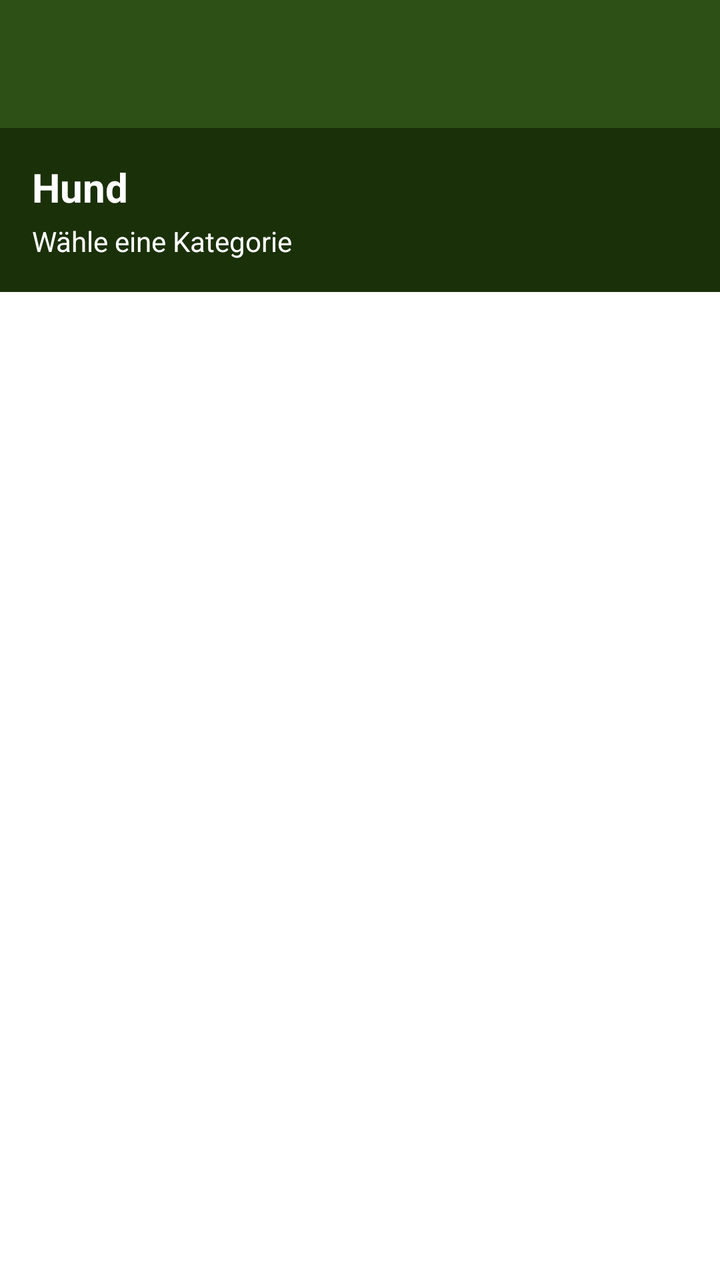
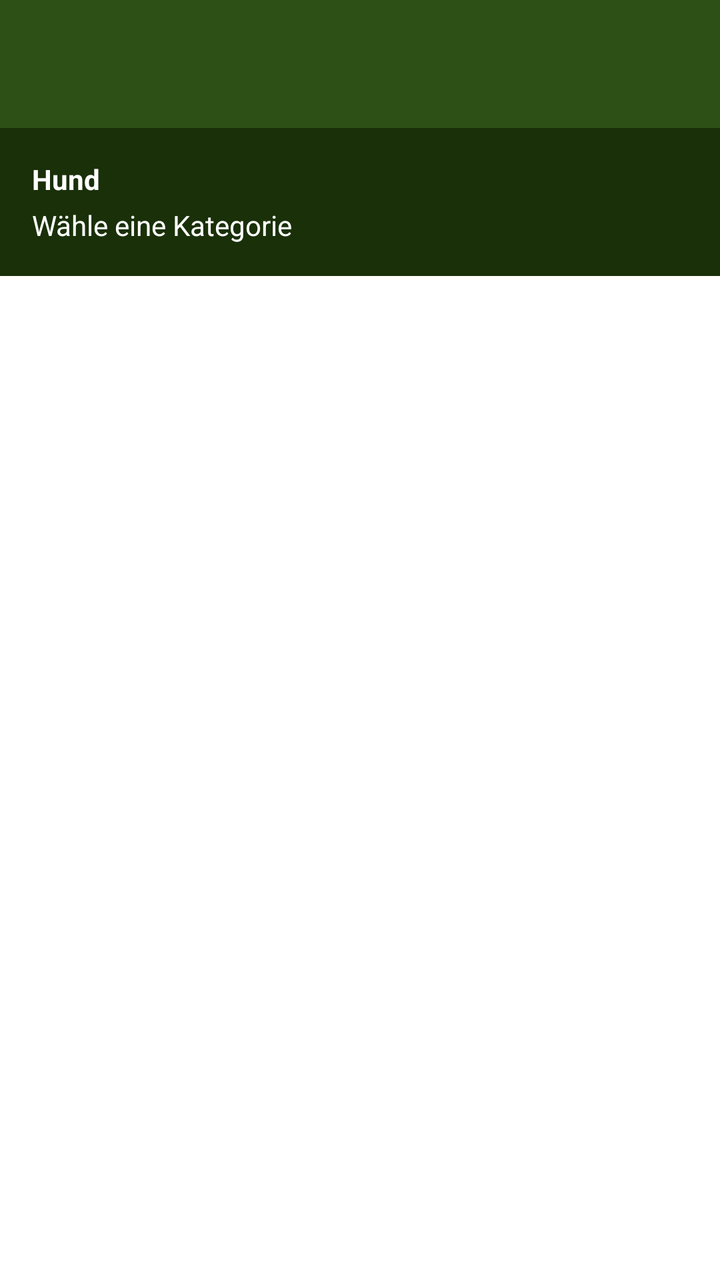

Before-and-after screenshots of an Android layout around one commit, followed by the original layout XML and the change that was made.
<!-- AndroidManifest.xml: activity theme Theme.HundeWildnis -->
<!-- res/layout/activity_category_list.xml -->
<?xml version="1.0" encoding="utf-8"?>
<androidx.coordinatorlayout.widget.CoordinatorLayout xmlns:android="http://schemas.android.com/apk/res/android"
    xmlns:app="http://schemas.android.com/apk/res-auto"
    android:layout_width="match_parent"
    android:layout_height="match_parent">

    <com.google.android.material.appbar.AppBarLayout
        android:layout_width="match_parent"
        android:layout_height="wrap_content"
        android:fitsSystemWindows="true">

        <androidx.appcompat.widget.Toolbar
            android:id="@+id/toolbar"
            android:layout_width="match_parent"
            android:layout_height="?attr/actionBarSize"
            android:background="?attr/colorPrimary"
            android:theme="@style/ThemeOverlay.AppCompat.Dark.ActionBar" />
    </com.google.android.material.appbar.AppBarLayout>

    <LinearLayout
        android:layout_width="match_parent"
        android:layout_height="match_parent"
        android:orientation="vertical"
        app:layout_behavior="@string/appbar_scrolling_view_behavior">

        
        <LinearLayout
            android:layout_width="match_parent"
            android:layout_height="wrap_content"
            android:orientation="vertical"
            android:padding="16dp"
            android:background="?attr/colorPrimaryVariant">

            <TextView
                android:id="@+id/tvDogName"
                android:layout_width="match_parent"
                android:layout_height="wrap_content"
                android:text="Hund"
                android:textSize="20sp"
                android:textStyle="bold"
                android:textColor="?attr/colorOnPrimary" />

            <TextView
                android:id="@+id/tvDogInfo"
                android:layout_width="match_parent"
                android:layout_height="wrap_content"
                android:text="Wähle eine Kategorie"
                android:textSize="14sp"
                android:textColor="?attr/colorOnPrimary"
                android:layout_marginTop="4dp" />
        </LinearLayout>

        
        <androidx.recyclerview.widget.RecyclerView
            android:id="@+id/rvCategories"
            android:layout_width="match_parent"
            android:layout_height="match_parent"
            android:padding="8dp"
            android:clipToPadding="false" />

    </LinearLayout>

</androidx.coordinatorlayout.widget.CoordinatorLayout>
<!-- resources referenced by this layout -->
<resources>
  <style name="Base.Theme.HundeWildnis" parent="Theme.Material3.Light.NoActionBar">
          <item name="colorPrimary">#2d5016</item>
          <item name="colorPrimaryVariant">#1a3009</item>
          <item name="colorOnPrimary">#FFFFFF</item>
          <item name="colorSecondary">#6b8e4e</item>
          <item name="colorSecondaryVariant">#4a6135</item>
          <item name="colorOnSecondary">#000000</item>
          <item name="android:statusBarColor">?attr/colorPrimaryVariant</item>
  
          <item name="android:navigationBarColor">@android:color/transparent</item>
          <item name="android:windowLightStatusBar">true</item>
          <item name="android:windowLightNavigationBar">true</item>
          <item name="android:enforceNavigationBarContrast" tools:targetApi="q">false</item>
          <item name="android:enforceStatusBarContrast" tools:targetApi="q">false</item>
  
          
          <item name="colorAccent">#2d5016</item>
          <item name="android:textColorPrimary">#000000</item>
  
          
          <item name="materialAlertDialogTheme">@style/AlertDialogTheme</item>
  
          
          <item name="actionMenuTextColor">#FFFFFF</item>
  
          
          <item name="android:windowBackground">#FFFFFF</item>
          <item name="android:colorBackground">#FFFFFF</item>
      </style>
  <style name="AlertDialogTheme" parent="ThemeOverlay.Material3.MaterialAlertDialog">
          
          <item name="colorSurface">#FFFFFF</item>
  
          
          <item name="colorOnSurface">#000000</item>
          <item name="android:textColorPrimary">#000000</item>
  
          
          <item name="buttonBarPositiveButtonStyle">@style/DialogButtonStyle.Light</item>
          <item name="buttonBarNegativeButtonStyle">@style/DialogButtonStyle.Light</item>
          <item name="buttonBarNeutralButtonStyle">@style/DialogButtonStyle.Light</item>
      </style>
  <style name="DialogButtonStyle.Light" parent="Widget.Material3.Button.TextButton.Dialog">
          
          <item name="android:textColor">#2d5016</item>
  
          
          <item name="backgroundTint">@android:color/transparent</item>
  
          
          <item name="rippleColor">#332d5016</item>
      </style>
  <!-- unchanged entries left out for length: 1 -->
</resources>

<!-- the commit's change to res/layout/activity_category_list.xml (unified diff, before → after) -->
@@ -4,10 +4,10 @@
     android:layout_width="match_parent"
     android:layout_height="match_parent">
 
-    <com.google.android.material.appbar.AppBarLayout
+    <com.google.android.material.appbar.AppBarLayout android:id="@+id/appbar"
         android:layout_width="match_parent"
         android:layout_height="wrap_content"
-        android:fitsSystemWindows="true">
+        android:fitsSystemWindows="false">
 
         <androidx.appcompat.widget.Toolbar
             android:id="@+id/toolbar"
@@ -36,7 +36,7 @@
                 android:layout_width="match_parent"
                 android:layout_height="wrap_content"
                 android:text="Hund"
-                android:textSize="20sp"
+                android:textSize="@dimen/text_body_medium"
                 android:textStyle="bold"
                 android:textColor="?attr/colorOnPrimary" />
 
@@ -45,7 +45,7 @@
                 android:layout_width="match_parent"
                 android:layout_height="wrap_content"
                 android:text="Wähle eine Kategorie"
-                android:textSize="14sp"
+                android:textSize="@dimen/text_body_medium"
                 android:textColor="?attr/colorOnPrimary"
                 android:layout_marginTop="4dp" />
         </LinearLayout>
<!-- resource entries referenced after the edit -->
@@ -1,17 +1,21 @@
 <!-- resources referenced by this layout -->
 <resources>
+  <dimen name="text_body_medium">14sp</dimen>
   <style name="Base.Theme.HundeWildnis" parent="Theme.Material3.Light.NoActionBar">
+          
+          <item name="materialButtonStyle">@style/Widget.App.Button</item>
+  
           <item name="colorPrimary">#2d5016</item>
           <item name="colorPrimaryVariant">#1a3009</item>
           <item name="colorOnPrimary">#FFFFFF</item>
           <item name="colorSecondary">#6b8e4e</item>
           <item name="colorSecondaryVariant">#4a6135</item>
           <item name="colorOnSecondary">#000000</item>
-          <item name="android:statusBarColor">?attr/colorPrimaryVariant</item>
-  
+          <item name="android:statusBarColor">@android:color/transparent</item>
           <item name="android:navigationBarColor">@android:color/transparent</item>
+          <item name="android:windowDrawsSystemBarBackgrounds">true</item>
           <item name="android:windowLightStatusBar">true</item>
-          <item name="android:windowLightNavigationBar">true</item>
+          <item name="android:windowLightNavigationBar" tools:targetApi="27">true</item>
           <item name="android:enforceNavigationBarContrast" tools:targetApi="q">false</item>
           <item name="android:enforceStatusBarContrast" tools:targetApi="q">false</item>
   
@@ -21,13 +25,26 @@
   
           
           <item name="materialAlertDialogTheme">@style/AlertDialogTheme</item>
+          <item name="alertDialogTheme">@style/AlertDialogTheme</item>
   
           
           <item name="actionMenuTextColor">#FFFFFF</item>
+          <item name="actionOverflowButtonStyle">@style/Widget.App.Overflow</item>
   
           
           <item name="android:windowBackground">#FFFFFF</item>
           <item name="android:colorBackground">#FFFFFF</item>
+      </style>
+  <style name="Widget.App.Button" parent="Widget.Material3.Button">
+          <item name="autoSizeTextType">uniform</item>
+          <item name="autoSizeMinTextSize">12sp</item>
+          <item name="autoSizeMaxTextSize">@dimen/text_button_large</item>
+          <item name="autoSizeStepGranularity">1sp</item>
+          <item name="android:maxLines">2</item>
+          <item name="android:ellipsize">end</item>
+          <item name="android:paddingStart">16dp</item>
+          <item name="android:paddingEnd">16dp</item>
+          <item name="android:minHeight">60dp</item>
       </style>
   <style name="AlertDialogTheme" parent="ThemeOverlay.Material3.MaterialAlertDialog">
           
@@ -41,10 +58,39 @@
           <item name="buttonBarPositiveButtonStyle">@style/DialogButtonStyle.Light</item>
           <item name="buttonBarNegativeButtonStyle">@style/DialogButtonStyle.Light</item>
           <item name="buttonBarNeutralButtonStyle">@style/DialogButtonStyle.Light</item>
+  
+          
+          <item name="buttonBarStyle">@style/Widget.App.ButtonBar</item>
+  
+          
+          <item name="android:buttonStyle">@style/DialogButtonStyle.Light</item>
       </style>
+  <style name="Widget.App.Overflow" parent="Widget.AppCompat.ActionButton.Overflow">
+          <item name="android:src">@drawable/ic_menu_hamburger</item>
+      </style>
+  <dimen name="text_button_large">20sp</dimen>
   <style name="DialogButtonStyle.Light" parent="Widget.Material3.Button.TextButton.Dialog">
           
           <item name="android:textColor">#2d5016</item>
+  
+          
+          <item name="android:textSize">13sp</item>
+          <item name="android:textAllCaps">false</item>
+          <item name="android:maxLines">2</item>
+          <item name="android:singleLine">false</item>
+          <item name="android:ellipsize">none</item>
+          <item name="autoSizeTextType">uniform</item>
+          <item name="autoSizeMinTextSize">10sp</item>
+          <item name="autoSizeMaxTextSize">16sp</item>
+  
+          
+          <item name="android:paddingStart">2dp</item>
+          <item name="android:paddingEnd">2dp</item>
+          <item name="android:minWidth">0dp</item>
+          <item name="android:insetLeft">0dp</item>
+          <item name="android:insetRight">0dp</item>
+          <item name="android:insetTop">0dp</item>
+          <item name="android:insetBottom">0dp</item>
   
           
           <item name="backgroundTint">@android:color/transparent</item>
@@ -52,6 +98,19 @@
           
           <item name="rippleColor">#332d5016</item>
       </style>
+  <style name="Widget.App.ButtonBar" parent="Widget.AppCompat.ButtonBar.AlertDialog">
+          <item name="android:padding">0dp</item>
+      </style>
+  <!-- drawable ic_menu_hamburger (drawable) -->
+  <vector xmlns:android="http://schemas.android.com/apk/res/android"
+      android:width="24dp"
+      android:height="24dp"
+      android:viewportWidth="24"
+      android:viewportHeight="24">
+      <path
+          android:fillColor="#FFFFFF"
+          android:pathData="M3,18h18v-2H3V18z M3,13h18v-2H3V13z M3,6v2h18V6H3z" />
+  </vector>
   <!-- unchanged entries left out for length: 1 -->
 </resources>
 
